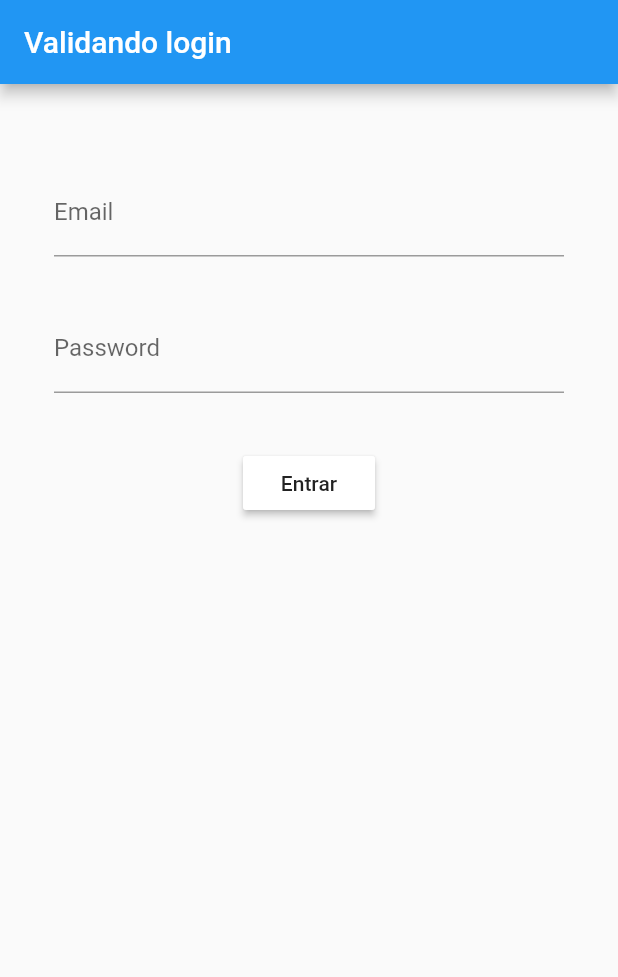
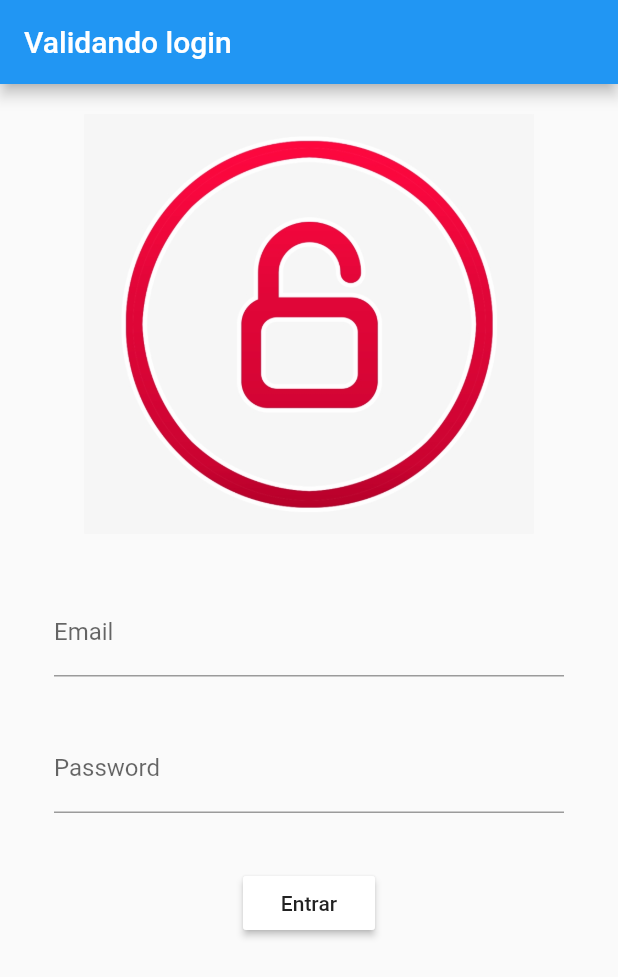
Before and after one commit to AlvaroDeveloperSoftware/login_componente, a Flutter app: the screen it shows after launch, on a phone screen of 412 x 824 dp. Shown: the top 977 px of the screen. Run offline on Flutter 3.47's test engine with Material 2 defaults, Android fonts, the light colour scheme and no system bars; accounts and stored records are empty.

Commit message:
Añadiendo foto

```diff
--- a/lib/loggin_button.dart
+++ b/lib/loggin_button.dart
@@ -45,6 +45,9 @@ class LoginButton extends StatelessWidget {
             //Hijo del widget SingleChildScrollView, será una columna,
             //que contendrá varios hijos en un array de Widget.
             child: Column(children: <Widget>[
+              //Se inserta una imagen
+               Image.asset('assets/images/login_image.png',
+                     width: 440, height: 280),
               //Se asigna un padding superior de 20px.
               const Padding(padding: EdgeInsets.only(top: 20)),
               //Se llaman a los widgets del formulario.
--- a/pubspec.yaml
+++ b/pubspec.yaml
@@ -67,8 +67,8 @@ flutter:
   uses-material-design: true
 
   # To add assets to your application, add an assets section, like this:
-  # assets:
-  #     - assets/images/login_image.png
+  assets:
+      - assets/images/login_image.png
   #   - images/a_dot_ham.jpeg
 
   # An image asset can refer to one or more resolution-specific "variants", see
```
